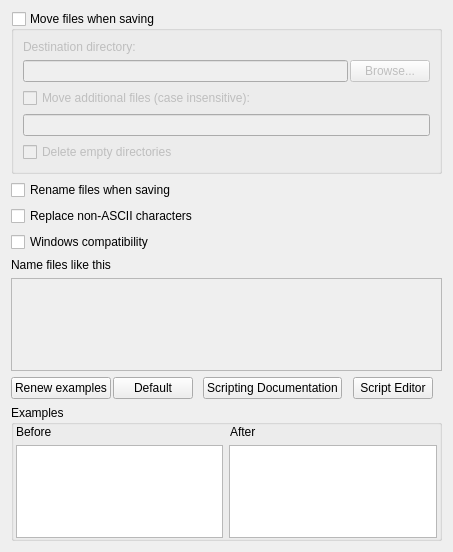
Old version of the form ui/options_renaming.ui in the repository metabrainz/picard.
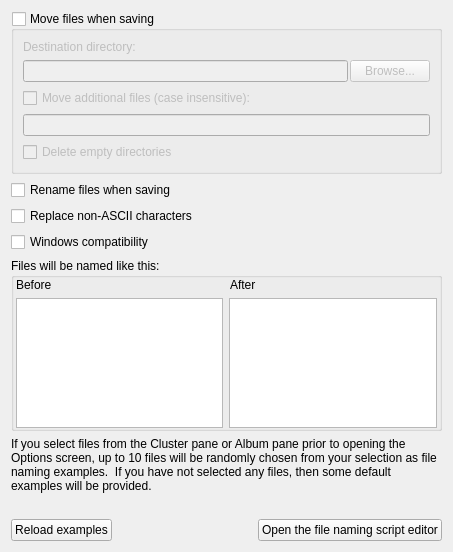
New version of the form. Custom widgets are drawn as their Qt base class.

Commit message: Remove script display from Options page.  Add note about examples.

```diff
--- a/ui/options_renaming.ui
+++ b/ui/options_renaming.ui
@@ -117,137 +117,10 @@
      </property>
     </widget>
    </item>
-   <item>
-    <widget class="QLabel" name="file_naming_format_label">
-     <property name="text">
-      <string>Name files like this</string>
-     </property>
-    </widget>
-   </item>
-   <item>
-    <widget class="ScriptTextEdit" name="file_naming_format">
-     <property name="enabled">
-      <bool>false</bool>
-     </property>
-     <property name="sizePolicy">
-      <sizepolicy hsizetype="Expanding" vsizetype="Expanding">
-       <horstretch>0</horstretch>
-       <verstretch>0</verstretch>
-      </sizepolicy>
-     </property>
-     <property name="minimumSize">
-      <size>
-       <width>0</width>
-       <height>0</height>
-      </size>
-     </property>
-     <property name="cursor" stdset="0">
-      <cursorShape>IBeamCursor</cursorShape>
-     </property>
-     <property name="tabChangesFocus">
-      <bool>false</bool>
-     </property>
-     <property name="lineWrapMode">
-      <enum>QTextEdit::NoWrap</enum>
-     </property>
-     <property name="tabStopWidth">
-      <number>20</number>
-     </property>
-     <property name="acceptRichText">
-      <bool>false</bool>
-     </property>
-     <property name="textInteractionFlags">
-      <set>Qt::TextEditorInteraction</set>
-     </property>
-    </widget>
-   </item>
-   <item>
-    <layout class="QHBoxLayout" name="horizontalLayout">
-     <property name="spacing">
-      <number>2</number>
-     </property>
-     <item>
-      <widget class="QPushButton" name="example_filename_sample_files_button">
-       <property name="text">
-        <string>Renew examples</string>
-       </property>
-      </widget>
-     </item>
-     <item>
-      <widget class="QPushButton" name="file_naming_format_default">
-       <property name="sizePolicy">
-        <sizepolicy hsizetype="Fixed" vsizetype="Fixed">
-         <horstretch>0</horstretch>
-         <verstretch>0</verstretch>
-        </sizepolicy>
-       </property>
-       <property name="minimumSize">
-        <size>
-         <width>0</width>
-         <height>0</height>
-        </size>
-       </property>
-       <property name="text">
-        <string>Default</string>
-       </property>
-      </widget>
-     </item>
-     <item>
-      <spacer name="horizontalSpacer">
-       <property name="orientation">
-        <enum>Qt::Horizontal</enum>
-       </property>
-       <property name="sizeHint" stdset="0">
-        <size>
-         <width>40</width>
-         <height>20</height>
-        </size>
-       </property>
-      </spacer>
-     </item>
-     <item>
-      <widget class="QPushButton" name="scripting_documentation_button">
-       <property name="text">
-        <string>Scripting Documentation</string>
-       </property>
-      </widget>
-     </item>
-     <item>
-      <spacer name="horizontalSpacer_2">
-       <property name="orientation">
-        <enum>Qt::Horizontal</enum>
-       </property>
-       <property name="sizeHint" stdset="0">
-        <size>
-         <width>40</width>
-         <height>20</height>
-        </size>
-       </property>
-      </spacer>
-     </item>
-     <item>
-      <widget class="QPushButton" name="open_script_editor">
-       <property name="text">
-        <string>Script Editor</string>
-       </property>
-      </widget>
-     </item>
-     <item>
-      <widget class="QLabel" name="renaming_error">
-       <property name="text">
-        <string/>
-       </property>
-       <property name="alignment">
-        <set>Qt::AlignCenter</set>
-       </property>
-      </widget>
-     </item>
-    </layout>
-   </item>
    <item>
     <widget class="QGroupBox" name="groupBox">
      <property name="title">
-      <string>Examples</string>
+      <string>Files will be named like this:</string>
      </property>
      <layout class="QVBoxLayout" name="verticalLayout">
       <property name="leftMargin">
@@ -293,15 +166,62 @@
      </layout>
     </widget>
    </item>
+   <item>
+    <widget class="QLabel" name="label_2">
+     <property name="text">
+      <string>If you select files from the Cluster pane or Album pane prior to opening the Options screen, up to 10 files will be randomly chosen from your selection as file naming examples.  If you have not selected any files, then some default examples will be provided.</string>
+     </property>
+     <property name="wordWrap">
+      <bool>true</bool>
+     </property>
+    </widget>
+   </item>
+   <item>
+    <widget class="QLabel" name="renaming_error">
+     <property name="text">
+      <string/>
+     </property>
+     <property name="alignment">
+      <set>Qt::AlignCenter</set>
+     </property>
+    </widget>
+   </item>
+   <item>
+    <layout class="QHBoxLayout" name="horizontalLayout">
+     <property name="spacing">
+      <number>2</number>
+     </property>
+     <item>
+      <widget class="QPushButton" name="example_filename_sample_files_button">
+       <property name="text">
+        <string>Reload examples</string>
+       </property>
+      </widget>
+     </item>
+     <item>
+      <spacer name="horizontalSpacer_2">
+       <property name="orientation">
+        <enum>Qt::Horizontal</enum>
+       </property>
+       <property name="sizeHint" stdset="0">
+        <size>
+         <width>40</width>
+         <height>20</height>
+        </size>
+       </property>
+      </spacer>
+     </item>
+     <item>
+      <widget class="QPushButton" name="open_script_editor">
+       <property name="text">
+        <string>Open the file naming script editor</string>
+       </property>
+      </widget>
+     </item>
+    </layout>
+   </item>
   </layout>
  </widget>
- <customwidgets>
-  <customwidget>
-   <class>ScriptTextEdit</class>
-   <extends>QTextEdit</extends>
-   <header location="global">picard.ui.widgets.scripttextedit</header>
-  </customwidget>
- </customwidgets>
  <tabstops>
   <tabstop>move_files</tabstop>
   <tabstop>move_files_to</tabstop>
```
The commit also changes 5 other files.
